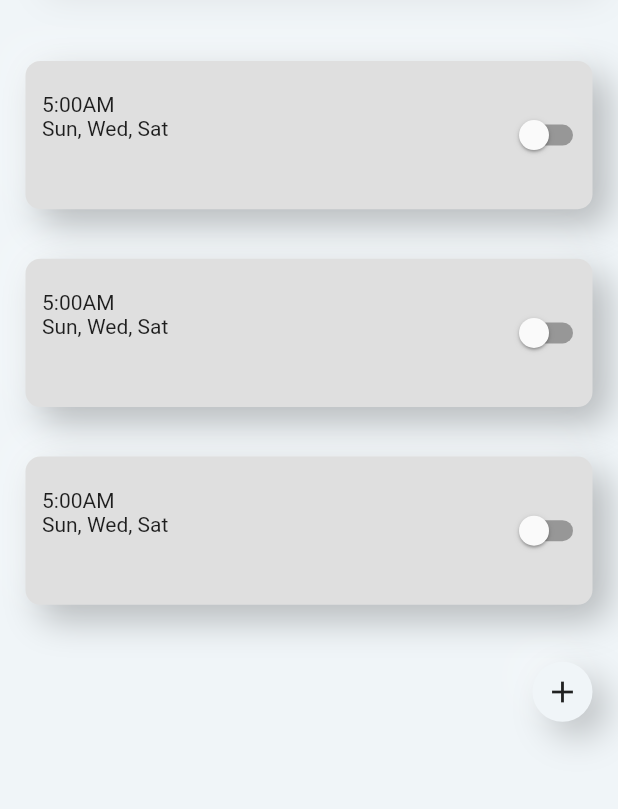
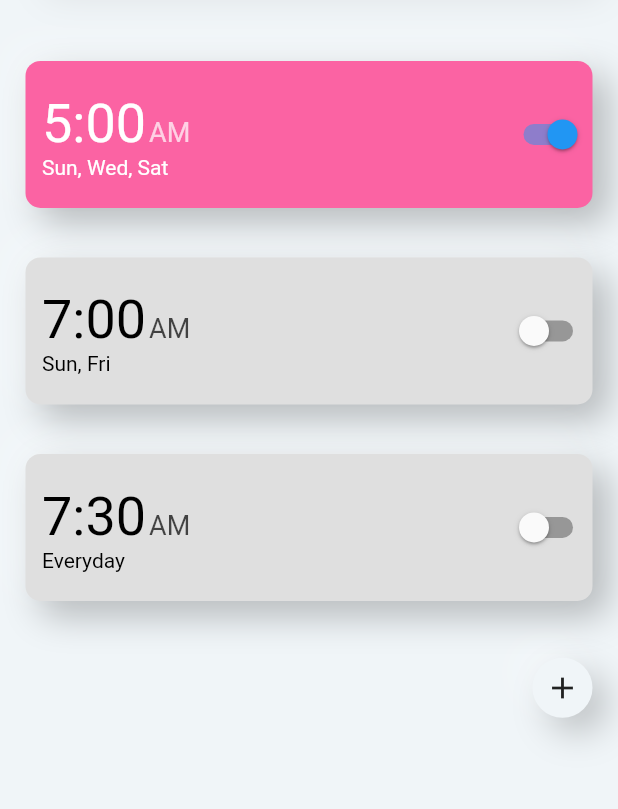
Before and after one commit to crefter/alarm_clock, a Flutter app: the screen it shows after launch, tab 2 chosen, on a phone screen of 412 x 824 dp, the part 135-944 px from its top. Run offline on Flutter 3.47's test engine with Material 2 defaults, Android fonts, the phone set to English and light mode, and no system bars; our stand-ins replace bloc, flutter_bloc, freezed_annotation, google_fonts; generated files the repository leaves out were written again.

Commit message:
Add alarm bloc

```diff
--- a/lib/src/app/screens/alarm_screen.dart
+++ b/lib/src/app/screens/alarm_screen.dart
@@ -1,4 +1,4 @@
-import 'package:alarm_clock/src/core/widget/action_icon_button_widget.dart';
+import 'package:alarm_clock/src/core/widgets/action_icon_button_widget.dart';
 import 'package:alarm_clock/src/features/alarm/widgets/alarms_list_widget.dart';
 import 'package:flutter/material.dart';
 
--- a/lib/src/app/screens/home_screen.dart
+++ b/lib/src/app/screens/home_screen.dart
@@ -3,7 +3,7 @@ import 'package:alarm_clock/src/app/screens/clock_screen.dart';
 import 'package:alarm_clock/src/app/screens/timer_screen.dart';
 import 'package:alarm_clock/src/core/app_colors.dart';
 import 'package:alarm_clock/src/core/text_styles.dart';
-import 'package:alarm_clock/src/core/widget/custom_tab_bar_indicator.dart';
+import 'package:alarm_clock/src/core/widgets/custom_tab_bar_indicator.dart';
 import 'package:flutter/material.dart';
 
 class HomeScreen extends StatefulWidget {
--- a/lib/src/core/app_colors.dart
+++ b/lib/src/core/app_colors.dart
@@ -3,6 +3,7 @@ import 'dart:ui';
 abstract class AppColors {
   static const Color mainWhite = Color.fromARGB(255, 240, 245, 248);
   static const Color white = Color.fromARGB(255, 255, 255, 255);
+  static const Color whiteOpacity7 = Color.fromRGBO(255, 255, 255, 0.7);
   static const Color innerShadowIndicatorColor = Color.fromRGBO(0, 0, 0, 0.4);
   static const Color outerShadowIndicatorColor = Color.fromRGBO(0, 0, 0, 0.25);
   static const Color unselectedTabColor = Color.fromRGBO(0, 0, 0, 0.25);
@@ -14,7 +15,8 @@ abstract class AppColors {
   static const Color minuteArrowColor = Color.fromRGBO(252, 62, 85, 0.84);
   static const Color unselectedTabBarColor = Color.fromRGBO(133, 133, 133, 1);
   static const Color timeZoneTextColor = Color.fromRGBO(0, 0, 0, 0.48);
-  static const Color dateTextColor = Color.fromARGB(255, 0, 0, 0);
+  static const Color black = Color.fromARGB(255, 0, 0, 0);
+  static const Color blackOpacity7 = Color.fromRGBO(0, 0, 0, 0.7);
   static const Color actionIconButtonDarkShadowColor =
       Color.fromRGBO(31, 31, 31, 0.25);
   static const Color lightShadowColor = Color.fromRGBO(255, 255, 255, 0.25);
--- /dev/null
+++ b/lib/src/features/alarm/src/domain/alarm.dart
@@ -0,0 +1,52 @@
+class Alarm {
+  final int id;
+  final String time;
+
+  //am or pm
+  final String timeOfDay;
+  final String days;
+  final bool on;
+
+  Alarm({
+    required this.id,
+    required this.time,
+    required this.timeOfDay,
+    required this.days,
+    required this.on,
+  });
+
+  @override
+  bool operator ==(Object other) =>
+      identical(this, other) ||
+      other is Alarm &&
+          runtimeType == other.runtimeType &&
+          id == other.id &&
+          time == other.time &&
+          timeOfDay == other.timeOfDay &&
+          days == other.days &&
+          on == other.on;
+
+  @override
+  int get hashCode =>
+      id.hashCode ^
+      time.hashCode ^
+      timeOfDay.hashCode ^
+      days.hashCode ^
+      on.hashCode;
+
+  Alarm copyWith({
+    int? id,
+    String? time,
+    String? timeOfDay,
+    String? days,
+    bool? on,
+  }) {
+    return Alarm(
+      id: id ?? this.id,
+      time: time ?? this.time,
+      timeOfDay: timeOfDay ?? this.timeOfDay,
+      days: days ?? this.days,
+      on: on ?? this.on,
+    );
+  }
+}
--- /dev/null
+++ b/lib/src/features/alarm/src/domain/alarm_event.dart
@@ -0,0 +1,19 @@
+part of 'alarm_bloc.dart';
+
+@freezed
+class AlarmEvent with _$AlarmEvent {
+  const factory AlarmEvent.start() = _AlarmStartEvent;
+
+  const factory AlarmEvent.addAlarm(
+    String time,
+    String timeOfDat,
+    String days,
+    bool on,
+  ) = _AlarmAddAlarmEvent;
+
+  const factory AlarmEvent.deleteAlarm(Alarm alarm) = _AlarmDeleteAlarmEvent;
+
+  const factory AlarmEvent.on(int id) = _AlarmOnEvent;
+
+  const factory AlarmEvent.off(int id) = _AlarmOffEvent;
+}
--- /dev/null
+++ b/lib/src/features/alarm/src/domain/alarm_repository.dart
@@ -0,0 +1,6 @@
+import 'package:alarm_clock/src/features/alarm/src/domain/alarm.dart';
+
+abstract class AlarmRepository {
+  Future<List<Alarm>> get();
+  Future<void> save(List<Alarm> alarms);
+}
--- /dev/null
+++ b/lib/src/features/alarm/src/domain/alarm_state.dart
@@ -0,0 +1,12 @@
+part of 'alarm_bloc.dart';
+
+@freezed
+class AlarmState with _$AlarmState {
+  const factory AlarmState.initial() = AlarmInitialState;
+
+  const factory AlarmState.permissionGranted(List<Alarm> alarms) =
+      AlarmPermissionGrantedState;
+
+  const factory AlarmState.permissionNotGranted() =
+      AlarmPermissionNotGrantedState;
+}
--- a/lib/src/features/alarm/widgets/alarm_item_widget.dart
+++ b/lib/src/features/alarm/widgets/alarm_item_widget.dart
@@ -1,25 +1,29 @@
 import 'package:alarm_clock/src/core/app_colors.dart';
+import 'package:alarm_clock/src/core/text_styles.dart';
+import 'package:alarm_clock/src/features/alarm/src/domain/alarm_bloc.dart';
 import 'package:flutter/material.dart';
+import 'package:flutter_bloc/flutter_bloc.dart';
 
-class AlarmItemWidget extends StatefulWidget {
+class AlarmItemWidget extends StatelessWidget {
   final int index;
 
-  const AlarmItemWidget({Key? key, required this.index}) : super(key: key);
-
-  @override
-  State<AlarmItemWidget> createState() => _AlarmItemWidgetState();
-}
-
-class _AlarmItemWidgetState extends State<AlarmItemWidget> {
-  bool isChecked = false;
+  const AlarmItemWidget({super.key, required this.index});
 
   @override
   Widget build(BuildContext context) {
-    final size = MediaQuery.of(context).size;
+    const durationTextColorAnimation = Duration(milliseconds: 100);
+    return BlocBuilder<AlarmBloc, AlarmState>(
+      builder: (context, state) {
+        return state.maybeWhen(
+          orElse: () => const SizedBox.shrink(),
+          permissionGranted: (alarms) {
+            final alarm = alarms[index];
             return Container(
-      height: size.height * 0.12,
+              height: 98,
               decoration: BoxDecoration(
-          color: isChecked ? AppColors.checkedTileColor : AppColors.tileColor,
+                  color: alarm.on
+                      ? AppColors.checkedTileColor
+                      : AppColors.tileColor,
                   borderRadius: BorderRadius.circular(10),
                   boxShadow: const [
                     BoxShadow(
@@ -42,24 +46,55 @@ class _AlarmItemWidgetState extends State<AlarmItemWidget> {
                       crossAxisAlignment: CrossAxisAlignment.start,
                       children: [
                         Row(
-                  children: const [
-                    Text('5:00'),
-                    Text('AM'),
+                          crossAxisAlignment: CrossAxisAlignment.end,
+                          children: [
+                            AnimatedDefaultTextStyle(
+                              duration: durationTextColorAnimation,
+                              style: alarm.on
+                                  ? Theme.of(context).timeWhiteStyle
+                                  : Theme.of(context).timeBlackStyle,
+                              child: Text(alarm.time),
+                            ),
+                            const SizedBox(
+                              width: 2,
+                            ),
+                            AnimatedDefaultTextStyle(
+                              style: alarm.on
+                                  ? Theme.of(context).AMWhiteStyle
+                                  : Theme.of(context).AMBlackStyle,
+                              duration: durationTextColorAnimation,
+                              child: Text(alarm.timeOfDay),
+                            ),
                           ],
                         ),
-                const Text('Sun, Wed, Sat'),
+                        AnimatedDefaultTextStyle(
+                          style: alarm.on
+                              ? Theme.of(context).daysAlarmWhiteStyle
+                              : Theme.of(context).daysAlarmBlackStyle,
+                          duration: durationTextColorAnimation,
+                          child: Text(alarm.days),
+                        ),
                       ],
                     ),
                   ),
                   Switch.adaptive(
-            value: isChecked,
+                    value: alarm.on,
                     onChanged: (value) {
-              isChecked = value;
-              setState(() {});
+                      alarm.on
+                          ? context
+                              .read<AlarmBloc>()
+                              .add(AlarmEvent.off(alarm.id))
+                          : context
+                              .read<AlarmBloc>()
+                              .add(AlarmEvent.on(alarm.id));
                     },
                   ),
                 ],
               ),
             );
+          },
+        );
+      },
+    );
   }
 }
--- a/lib/src/features/clock/widgets/clock_widget.dart
+++ b/lib/src/features/clock/widgets/clock_widget.dart
@@ -1,4 +1,4 @@
-import 'package:alarm_clock/src/core/widget/circle_widget.dart';
+import 'package:alarm_clock/src/core/widgets/circle_widget.dart';
 import 'package:alarm_clock/src/features/clock/widgets/arrow_widget.dart';
 import 'package:alarm_clock/src/features/clock/widgets/circle_multi_child_layout_delegate.dart';
 import 'package:alarm_clock/src/features/clock/widgets/clock_numbers_widget.dart';
--- a/pubspec.yaml
+++ b/pubspec.yaml
@@ -13,10 +13,10 @@ dependencies:
     sdk: flutter
 
 
-  # The following adds the Cupertino Icons font to your application.
-  # Use with the CupertinoIcons class for iOS style icons.
+  android_alarm_manager_plus: ^2.1.1
   cupertino_icons: ^1.0.5
   flutter_bloc: ^8.1.2
+  flutter_local_notifications: ^13.0.0
   freezed: ^2.3.2
   google_fonts: ^4.0.3
 
```
Also changed, not shown: lib/src/app/main.dart (+10 -2 lines), lib/src/core/text_styles.dart (+40 -1 lines), lib/src/features/alarm/src/domain/alarm_bloc.dart (added, +102 -0 lines), lib/src/features/alarm/widgets/alarms_list_widget.dart (+26 -3 lines), lib/src/core/widgets/action_icon_button_widget.dart (renamed from lib/src/core/widget/action_icon_button_widget.dart), lib/src/core/widgets/circle_widget.dart (renamed from lib/src/core/widget/circle_widget.dart), lib/src/core/widgets/custom_tab_bar_indicator.dart (renamed from lib/src/core/widget/custom_tab_bar_indicator.dart), pubspec.lock, 3 other files. Lines whose indentation alone changed are shown as unchanged.
